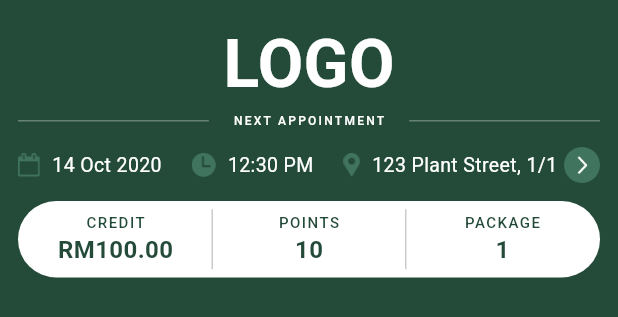
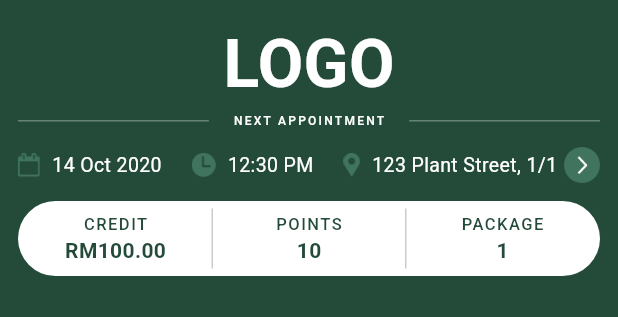
Before and after one commit to MNazran/dataflows_dev_test, a Flutter app: the HomeHeader widget shown alone on an empty page, opened directly, on a phone screen of 412 x 824 dp. Shown: the top 317 px of the screen. Run offline on Flutter 3.47's test engine with Material 3 defaults, Android fonts, the phone set to English and light mode, and no system bars; our stand-ins replace get.

Commit message:
Update font sizes and descriptions in HomeHeader, NewServices, and ProductCard widgets for improved readability

```diff
--- a/lib/view/home_screen.dart
+++ b/lib/view/home_screen.dart
@@ -5,7 +5,6 @@ import 'package:dataflows_dev_test/view/widgets/location_details.dart';
 import 'package:dataflows_dev_test/view/widgets/new_services.dart';
 import 'package:dataflows_dev_test/view/widgets/trending_discoveries.dart';
 import 'package:flutter/material.dart';
-import 'package:get/get.dart';
 
 class HomeScreen extends StatelessWidget {
   const HomeScreen({super.key});
--- a/lib/view/widgets/home_header.dart
+++ b/lib/view/widgets/home_header.dart
@@ -133,7 +133,7 @@ class HomeHeader extends StatelessWidget {
                             Text(
                               'CREDIT',
                               style: TextStyle(
-                                fontSize: 10,
+                                fontSize: 11,
                                 fontWeight: FontWeight.w500,
                                 color: Color(0xFF244B3A),
                                 letterSpacing: 1.0,
@@ -142,7 +142,7 @@ class HomeHeader extends StatelessWidget {
                             Text(
                               'RM100.00',
                               style: TextStyle(
-                                fontSize: 16,
+                                fontSize: 14,
                                 fontWeight: FontWeight.w700,
                                 color: Color(0xFF244B3A),
                               ),
@@ -164,7 +164,7 @@ class HomeHeader extends StatelessWidget {
                             Text(
                               'POINTS',
                               style: TextStyle(
-                                fontSize: 10,
+                                fontSize: 11,
                                 fontWeight: FontWeight.w500,
                                 color: Color(0xFF244B3A),
                                 letterSpacing: 1.0,
@@ -173,7 +173,7 @@ class HomeHeader extends StatelessWidget {
                             Text(
                               '10',
                               style: TextStyle(
-                                fontSize: 16,
+                                fontSize: 14,
                                 fontWeight: FontWeight.w700,
                                 color: Color(0xFF244B3A),
                               ),
@@ -195,7 +195,7 @@ class HomeHeader extends StatelessWidget {
                             Text(
                               'PACKAGE',
                               style: TextStyle(
-                                fontSize: 10,
+                                fontSize: 11,
                                 fontWeight: FontWeight.w500,
                                 color: Color(0xFF244B3A),
                                 letterSpacing: 1.0,
@@ -204,7 +204,7 @@ class HomeHeader extends StatelessWidget {
                             Text(
                               '1',
                               style: TextStyle(
-                                fontSize: 16,
+                                fontSize: 14,
                                 fontWeight: FontWeight.w700,
                                 color: Color(0xFF244B3A),
                               ),
--- a/lib/view/widgets/new_services.dart
+++ b/lib/view/widgets/new_services.dart
@@ -9,7 +9,7 @@ class NewServices extends StatelessWidget {
     {
       'imageUrl': 'assets/images/image.jpg',
       'title': 'Lorem Ipsum',
-      'description': 'Lorem ipsum dolor sit amet consectetur',
+      'description': 'Lorem ipsum dolor sit amet',
       'price': 'RM 10.00',
     },
     {
@@ -48,7 +48,7 @@ class NewServices extends StatelessWidget {
                 const Text(
                   'NEW SERVICES',
                   style: TextStyle(
-                    fontSize: 18,
+                    fontSize: 15,
                     fontWeight: FontWeight.bold,
                     color: Colors.black,
                   ),
@@ -91,7 +91,7 @@ class NewServices extends StatelessWidget {
                 final product = _products[index];
                 return Container(
                   margin: EdgeInsets.only(
-                    right: index < _products.length - 1 ? 12 : 0,
+                    right: index < _products.length - 1 ? 10 : 0,
                   ),
                   child: ProductCard(
                     imageUrl: product['imageUrl']!,
--- a/lib/view/widgets/product_card.dart
+++ b/lib/view/widgets/product_card.dart
@@ -73,7 +73,7 @@ class ProductCard extends StatelessWidget {
                   Text(
                     description,
                     style: const TextStyle(
-                      fontSize: 14,
+                      fontSize: 15,
                       fontWeight: FontWeight.w600,
                       color: Colors.black,
                     ),
@@ -84,7 +84,7 @@ class ProductCard extends StatelessWidget {
                   Text(
                     price,
                     style: const TextStyle(
-                      fontSize: 14,
+                      fontSize: 15,
                       fontWeight: FontWeight.w700,
                       color: Color(0xFF00894D),
                     ),
```
